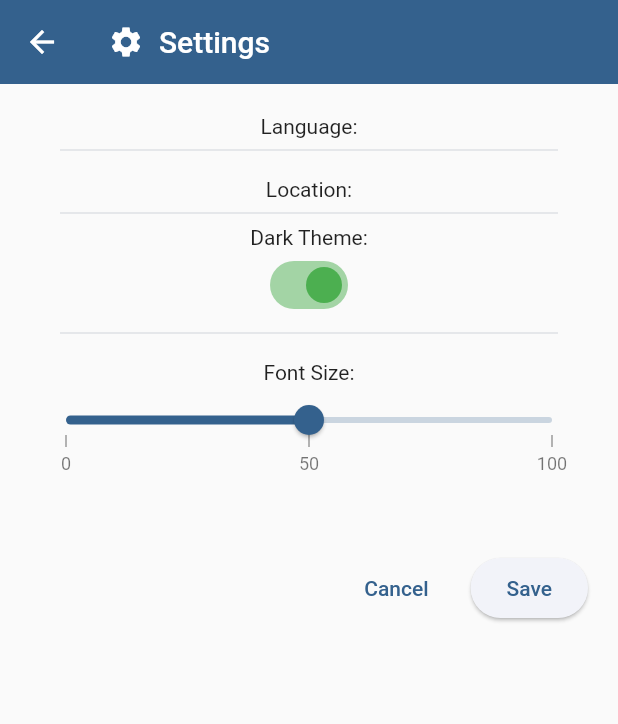
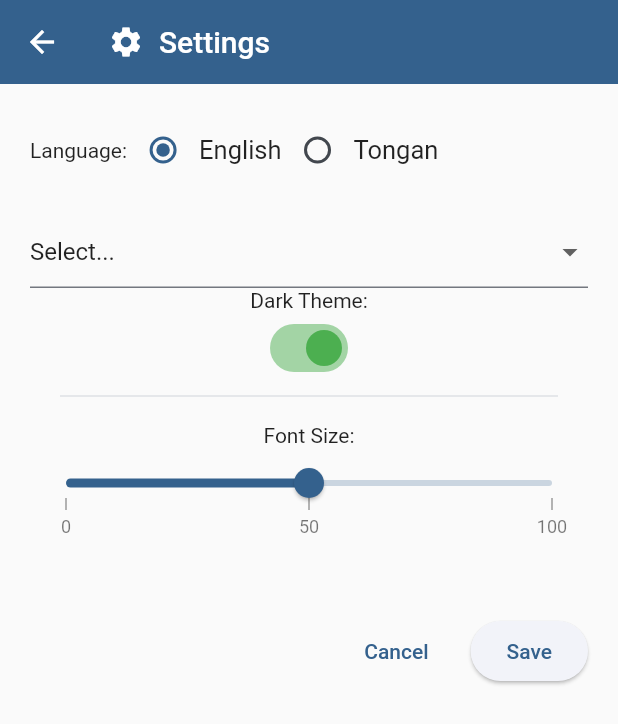
Before and after one commit to SPREP/tms-mobile, a Flutter app: the SettingsScreen screen opened directly, on a phone screen of 412 x 824 dp. Shown: the top 724 px of the screen. Run offline on Flutter 3.47's test engine with Material 2 defaults, Android fonts, the phone set to English and light mode, and no system bars; drawn by our look-alikes of syncfusion_flutter_sliders; our stand-ins replace shared_preferences, smooth_page_indicator; missing offline and left inert: humanitarian_icons; accounts and stored records are empty; generated files the repository leaves out were written again.

```diff
--- a/lib/screens/settings_screen.dart
+++ b/lib/screens/settings_screen.dart
@@ -1,5 +1,8 @@
 import 'package:flutter/material.dart';
+import 'package:provider/provider.dart';
 import 'package:syncfusion_flutter_sliders/sliders.dart';
+import 'package:flutter_gen/gen_l10n/app_localizations.dart';
+import 'package:macres/models/settings_model.dart';
 
 void main() => runApp(const SettingsScreen());
 
@@ -11,6 +14,9 @@ class SettingsScreen extends StatefulWidget {
 }
 
 class _SettingsScreenState extends State<SettingsScreen> {
+  final GlobalKey<FormState> userLocationKey = GlobalKey<FormState>();
+  Location _selectedLocation = Location.select;
+  Language? _selectedLanguage = Language.en;
   double _value = 50.0;
   bool light = true;
 
@@ -34,18 +40,81 @@ class _SettingsScreenState extends State<SettingsScreen> {
             const EdgeInsets.only(top: 20, left: 20, right: 20, bottom: 20),
         child: Column(
           children: [
-            const Text('Language:'),
-            const Divider(
-              indent: 20,
-              endIndent: 20,
-              thickness: 0.5,
+            Consumer(
+              builder: (context, localeProvider, child) => Row(
+                children: [
+                  Text("${AppLocalizations.of(context).onBoardingLanguage}:"),
+                  Radio(
+                    value: Language.en,
+                    groupValue: _selectedLanguage,
+                    onChanged: (val) {
+                      setState(() {
+                        _selectedLanguage = val;
+
+                        if (val == null) return;
+                        int idx = val.toString().indexOf(".") + 1;
+                        //localeProvider
+                        //    .setLocale(val.toString().substring(idx).trim());
+                      });
+                    },
+                  ),
+                  Text(
+                    languageLabel[Language.en].toString(),
+                    style: const TextStyle(
+                      fontSize: 17.0,
+                    ),
+                  ),
+                  Radio(
+                    value: Language.to,
+                    groupValue: _selectedLanguage,
+                    onChanged: (val) {
+                      setState(() {
+                        _selectedLanguage = val;
+
+                        if (val == null) return;
+                        int idx = val.toString().indexOf(".") + 1;
+                        //localeProvider
+                        //   .setLocale(val.toString().substring(idx).trim());
+                      });
+                    },
+                  ),
+                  Text(
+                    languageLabel[Language.to].toString(),
+                    style: const TextStyle(
+                      fontSize: 17.0,
+                    ),
+                  ),
+                ],
+              ),
             ),
-            const SizedBox(height: 10),
-            const Text('Location:'),
-            const Divider(
-              indent: 20,
-              endIndent: 20,
-              thickness: 0.5,
+            const SizedBox(height: 20),
+            Form(
+              key: userLocationKey,
+              child: DropdownButtonFormField(
+                value: _selectedLocation,
+                items: Location.values.map((value) {
+                  return DropdownMenuItem(
+                    value: value,
+                    child: Text(locationLabel[value].toString()),
+                  );
+                }).toList(),
+                onChanged: (val) {
+                  setState(() {
+                    _selectedLocation = val!;
+                  });
+                },
+                validator: (val) {
+                  if (val == Location.select) {
+                    String errMsg = "";
+                    setState(() {
+                      errMsg =
+                          AppLocalizations.of(context).onBoardingLocationError;
+                    });
+                    return errMsg;
+                  }
+                  return null;
+                },
+              ),
             ),
             const Text('Dark Theme:'),
             Switch(
--- a/pubspec.yaml
+++ b/pubspec.yaml
@@ -42,6 +42,8 @@ dependencies:
     sdk: flutter
   intl: any
   syncfusion_flutter_sliders: ^21.2.4
+  humanitarian_icons: ^1.0.2
+  url_launcher: ^6.1.11
 
 dev_dependencies:
   flutter_test:
```
Also changed, not shown: lib/models/national_number_model.dart (added, +18 -0 lines), lib/screens/national_number_screen.dart (+65 -6 lines), lib/widgets/main_drawer_widget.dart (+8 -1 lines), pubspec.lock.
